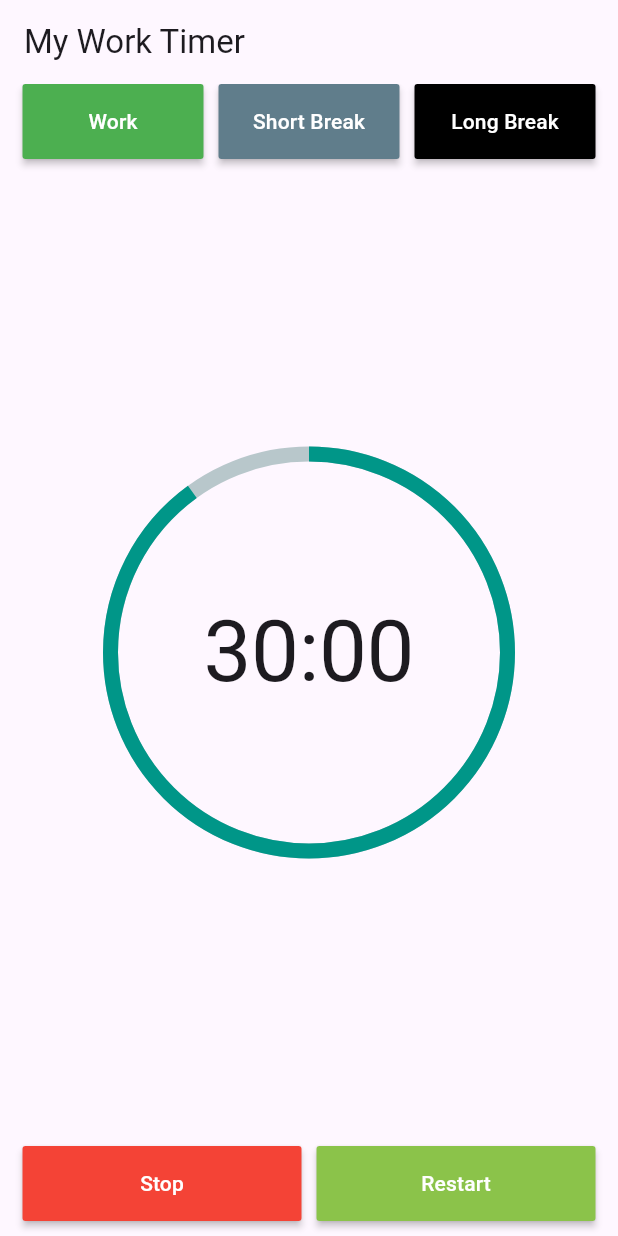
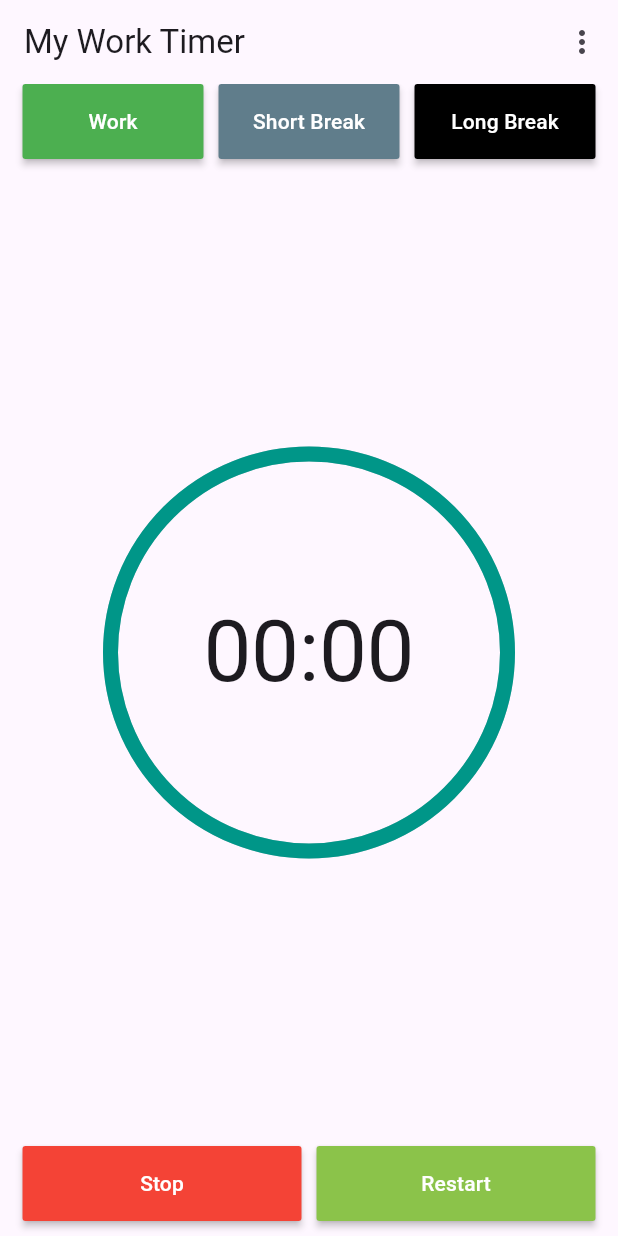
Before and after one commit to Jhay4Julian/my_time, a Flutter app: the first screen one second after launch, on a phone screen of 412 x 824 dp. Run offline on Flutter 3.47's test engine with Material 2 defaults, Android fonts, the phone set to English and light mode, and no system bars; drawn by our look-alikes of percent_indicator.

Commit message:
add functionality to timer ui screen

```diff
--- a/lib/screens/home_screen.dart
+++ b/lib/screens/home_screen.dart
@@ -1,4 +1,7 @@
 import 'package:flutter/material.dart';
+import 'package:my_time/models/timer_model.dart';
+import 'package:my_time/screens/settings_screen.dart';
+import 'package:my_time/timer.dart';
 import 'package:my_time/widgets/my_button.dart';
 import 'package:percent_indicator/percent_indicator.dart';
 
@@ -10,11 +13,36 @@ class HomeScreen extends StatefulWidget {
 }
 
 class _HomeScreenState extends State<HomeScreen> {
+  final CountDownTimer timer = CountDownTimer();
+
+  void goToSettings(BuildContext context) {
+    Navigator.push(
+      context,
+      MaterialPageRoute(builder: (context) => const SettingsScreen()),
+    );
+  }
+
   @override
   Widget build(BuildContext context) {
+    final List<PopupMenuItem<String>> menuItems = [];
+    menuItems
+        .add(const PopupMenuItem(value: 'Settings', child: Text('Settings')));
+    timer.startWork();
     return Scaffold(
       appBar: AppBar(
         title: const Text('My Work Timer'),
+        actions: [
+          PopupMenuButton<String>(
+            itemBuilder: (BuildContext context) {
+              return menuItems.toList();
+            },
+            onSelected: (s) {
+              if (s == 'Settings') {
+                goToSettings(context);
+              }
+            },
+          ),
+        ],
       ),
       body: LayoutBuilder(
         builder: (BuildContext context, BoxConstraints constraints) {
@@ -29,41 +57,49 @@ class _HomeScreenState extends State<HomeScreen> {
                     Expanded(
                       child: MyButton(
                         title: 'Work',
-                        onPressed: () {},
+                        onPressed: () => timer.startWork(),
                         color: Colors.green,
                       ),
                     ),
                     Expanded(
                       child: MyButton(
                         title: 'Short Break',
-                        onPressed: () {},
+                        onPressed: () => timer.startBreak(true),
                         color: Colors.blueGrey,
                       ),
                     ),
                     Expanded(
                       child: MyButton(
                         title: 'Long Break',
-                        onPressed: () {},
+                        onPressed: () => timer.startBreak(false),
                         color: Colors.black,
                       ),
                     ),
                   ],
                 ),
               ),
-              Expanded(
-                child: Center(
+              StreamBuilder(
+                  initialData: '00:00',
+                  stream: timer.stream(),
+                  builder: (BuildContext context, AsyncSnapshot snapshot) {
+                    TimerModel timer = (snapshot.data == '00:00')
+                        ? TimerModel('00:00', 1)
+                        : snapshot.data;
+                    return Expanded(
                       child: CircularPercentIndicator(
                         radius: availableWidth / 3,
                         lineWidth: 10.0,
-                    percent: 0.9,
+                        percent: timer.percent,
                         center: Text(
-                      "30:00",
+                          timer.time,
                           style: Theme.of(context).textTheme.displayLarge,
                         ),
-                    progressColor: const Color(0xFF009688),
+                        progressColor: timer.percent <= 0.1
+                            ? Colors.red
+                            : const Color(0xFF009688),
                       ),
-                ),
-              ),
+                    );
+                  }),
               Padding(
                 padding: const EdgeInsets.only(left: 10.0, right: 10.0),
                 child: Row(
@@ -72,14 +108,14 @@ class _HomeScreenState extends State<HomeScreen> {
                     Expanded(
                       child: MyButton(
                         title: 'Stop',
-                        onPressed: () {},
+                        onPressed: () => timer.stopTimer(),
                         color: Colors.red,
                       ),
                     ),
                     Expanded(
                       child: MyButton(
                         title: 'Restart',
-                        onPressed: () {},
+                        onPressed: () => timer.startTimer(),
                         color: Colors.lightGreen,
                       ),
                     ),
```
Lines whose indentation alone changed are shown as unchanged.
